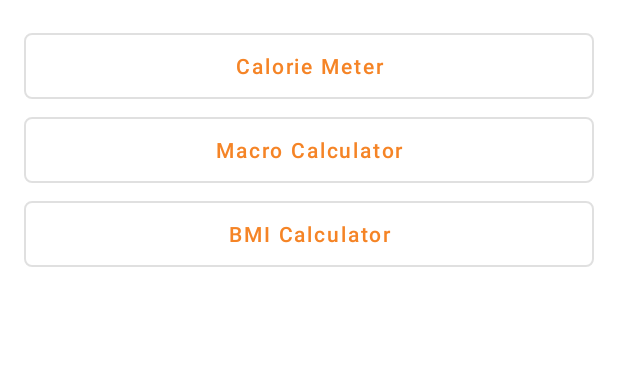
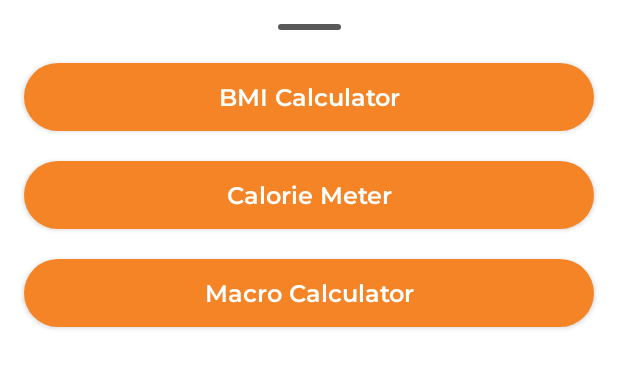
Before and after one commit to guptasandeep7/Fit_Mantra, an Android app: the layout cal_option.xml on its own in the app's theme, with its tools: preview values and no code run, on a phone screen of 412 x 824 dp. Shown: the top 368 px of the screen. Run offline under Robolectric (Android 15) with nearby library versions, the phone set to English and light mode, and no system bars.

Commit message:
added bmi counter, calorie meter, macro meter

```diff
--- a/app/src/main/res/layout/cal_option.xml
+++ b/app/src/main/res/layout/cal_option.xml
@@ -2,44 +2,53 @@
 <androidx.constraintlayout.widget.ConstraintLayout xmlns:android="http://schemas.android.com/apk/res/android"
     xmlns:app="http://schemas.android.com/apk/res-auto"
     android:layout_width="match_parent"
-    android:layout_height="wrap_content"
-    android:padding="16dp">
+    android:layout_height="wrap_content">
 
-    <com.google.android.material.button.MaterialButton
-        android:id="@+id/calorie_meter_btn"
-        style="@style/Widget.MaterialComponents.Button.OutlinedButton"
-        android:layout_width="0dp"
-        android:layout_height="56dp"
-        app:cornerRadius="5dp"
-        android:text="@string/calorie_meter"
-        android:textAllCaps="false"
+    <ImageView
+        android:id="@+id/horizontalBar"
+        android:layout_width="wrap_content"
+        android:layout_height="wrap_content"
+        android:layout_marginTop="16dp"
+        android:background="@drawable/ic_horizontal_pill"
         app:layout_constraintEnd_toEndOf="parent"
         app:layout_constraintStart_toStartOf="parent"
         app:layout_constraintTop_toTopOf="parent" />
 
     <com.google.android.material.button.MaterialButton
-        android:id="@+id/macro_cal_btn"
-        style="@style/Widget.MaterialComponents.Button.OutlinedButton"
+        android:id="@+id/calorie_meter_btn"
+        style="@style/CalculateBottomSheetButtons"
         android:layout_width="0dp"
-        android:layout_height="56dp"
-        app:cornerRadius="5dp"
-        android:text="@string/macro_calculator"
-        android:clickable="true"
-        android:textAllCaps="false"
+        android:layout_height="wrap_content"
+        android:layout_marginTop="8dp"
+        android:paddingVertical="12dp"
+        android:text="@string/calorie_meter"
         app:layout_constraintEnd_toEndOf="parent"
         app:layout_constraintStart_toStartOf="parent"
-        app:layout_constraintTop_toBottomOf="@+id/calorie_meter_btn"
-        android:focusable="true" />
+        app:layout_constraintTop_toBottomOf="@id/bmi_cal_btn" />
+
+    <com.google.android.material.button.MaterialButton
+        android:id="@+id/macro_cal_btn"
+        style="@style/CalculateBottomSheetButtons"
+        android:layout_width="0dp"
+        android:layout_height="wrap_content"
+        android:layout_marginTop="8dp"
+        android:layout_marginBottom="16dp"
+        android:paddingVertical="12dp"
+        android:text="@string/macro_calculator"
+        app:layout_constraintBottom_toBottomOf="parent"
+        app:layout_constraintEnd_toEndOf="parent"
+        app:layout_constraintStart_toStartOf="parent"
+        app:layout_constraintTop_toBottomOf="@+id/calorie_meter_btn" />
 
     <com.google.android.material.button.MaterialButton
         android:id="@+id/bmi_cal_btn"
-        style="@style/Widget.MaterialComponents.Button.OutlinedButton"
+        style="@style/CalculateBottomSheetButtons"
         android:layout_width="0dp"
-        android:layout_height="56dp"
-        app:cornerRadius="5dp"
+        android:layout_height="wrap_content"
+        android:layout_marginTop="16dp"
+        android:paddingVertical="12dp"
         android:text="@string/bmi_calculator"
-        android:textAllCaps="false"
         app:layout_constraintEnd_toEndOf="parent"
         app:layout_constraintStart_toStartOf="parent"
-        app:layout_constraintTop_toBottomOf="@+id/macro_cal_btn" />
+        app:layout_constraintTop_toBottomOf="@id/horizontalBar" />
 </androidx.constraintlayout.widget.ConstraintLayout>
--- a/app/src/main/res/values/themes.xml
+++ b/app/src/main/res/values/themes.xml
@@ -69,4 +69,14 @@
         <item name="layout_columnWeight">1</item>
         <item name="layout_rowWeight">1</item>
     </style>
+
+    <style name="CalculateBottomSheetButtons" parent="Widget.MaterialComponents.Button">
+        <item name="android:layout_marginStart">16dp</item>
+        <item name="android:layout_marginEnd">16dp</item>
+        <item name="android:fontFamily">@font/montserrat_semibold</item>
+        <item name="android:letterSpacing">0</item>
+        <item name="android:textSize">16sp</item>
+        <item name="cornerRadius">24dp</item>
+        <item name="backgroundTint">@color/orange</item>
+    </style>
 </resources>
```
Also changed, not shown: app/src/main/java/com/example/morefit/ui/fragment/dash/profile/CalculateBottomSheetFragment.kt (added, +37 -0 lines), app/src/main/java/com/example/morefit/ui/fragment/dash/profile/ProfileFragment.kt (+12 -5 lines), app/src/main/java/com/example/morefit/ui/fragment/dash/profile/cal/BmiFragment.kt (+7 -0 lines), app/src/main/java/com/example/morefit/ui/fragment/dash/profile/cal/CalorieFragment.kt (+8 -0 lines), app/src/main/java/com/example/morefit/ui/fragment/dash/profile/cal/MacroFragment.kt (+25 -18 lines), app/src/main/res/layout/fragment_profile.xml (+5 -4 lines), app/src/main/res/navigation/profile_nav_graph.xml (+33 -0 lines).
